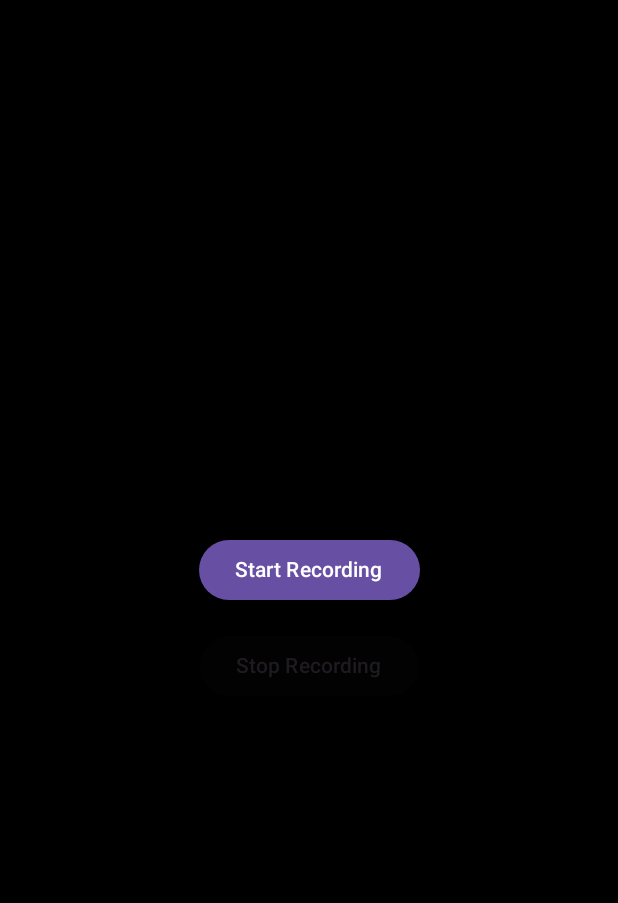
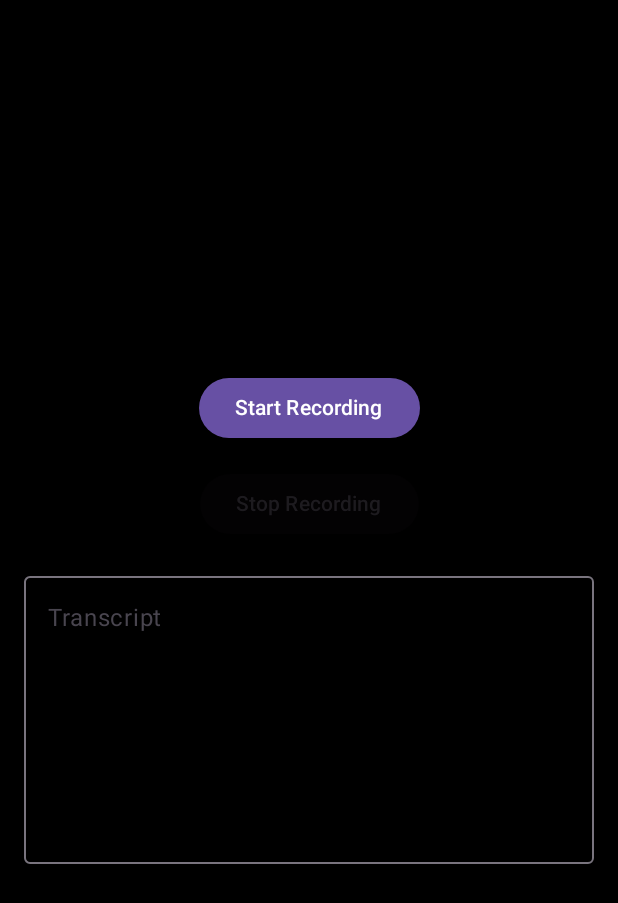
Before and after one commit to dighrasker/on-device_asr, an Android app built with Jetpack Compose: the screen it shows after launch (MainActivity), on a phone screen of 412 x 824 dp. Shown: the top 903 px of the screen. Run offline under Robolectric (Android 15) with nearby library versions, the phone set to English and light mode, and no system bars.

Commit message:
UI contains text field now

```diff
--- a/whisper.cpp_android/app/src/main/java/com/example/my_app/MainActivity.kt
+++ b/whisper.cpp_android/app/src/main/java/com/example/my_app/MainActivity.kt
@@ -1,68 +1,12 @@
 //package com.example.my_app
 //
-//import android.os.Bundle
-//import com.google.android.material.snackbar.Snackbar
-//import androidx.appcompat.app.AppCompatActivity
-//import androidx.navigation.findNavController
-//import androidx.navigation.ui.AppBarConfiguration
-//import androidx.navigation.ui.navigateUp
-//import androidx.navigation.ui.setupActionBarWithNavController
-//import android.view.Menu
-//import android.view.MenuItem
-//import com.example.my_app.databinding.ActivityMainBinding
-//
-//class MainActivity : AppCompatActivity() {
-//
-//    private lateinit var appBarConfiguration: AppBarConfiguration
-//    private lateinit var binding: ActivityMainBinding
-//
-//    override fun onCreate(savedInstanceState: Bundle?) {
-//        super.onCreate(savedInstanceState)
-//
-//        binding = ActivityMainBinding.inflate(layoutInflater)
-//        setContentView(binding.root)
-//
-//        setSupportActionBar(binding.toolbar)
-//
-//        val navController = findNavController(R.id.nav_host_fragment_content_main)
-//        appBarConfiguration = AppBarConfiguration(navController.graph)
-//        setupActionBarWithNavController(navController, appBarConfiguration)
-//
-//        binding.fab.setOnClickListener { view ->
-//            Snackbar.make(view, "Replace with your own action", Snackbar.LENGTH_LONG)
-//                .setAction("Action", null)
-//                .setAnchorView(R.id.fab).show()
-//        }
-//    }
-//
-//    override fun onCreateOptionsMenu(menu: Menu): Boolean {
-//        // Inflate the menu; this adds items to the action bar if it is present.
-//        menuInflater.inflate(R.menu.menu_main, menu)
-//        return true
-//    }
-//
-//    override fun onOptionsItemSelected(item: MenuItem): Boolean {
-//        // Handle action bar item clicks here. The action bar will
-//        // automatically handle clicks on the Home/Up button, so long
-//        // as you specify a parent activity in AndroidManifest.xml.
-//        return when (item.itemId) {
-//            R.id.action_settings -> true
-//            else -> super.onOptionsItemSelected(item)
-//        }
-//    }
-//
-//    override fun onSupportNavigateUp(): Boolean {
-//        val navController = findNavController(R.id.nav_host_fragment_content_main)
-//        return navController.navigateUp(appBarConfiguration)
-//                || super.onSupportNavigateUp()
-//    }
-//}
-
-//package com.example.my_app
-//
+//import android.Manifest
+//import android.content.pm.PackageManager
 //import android.os.Bundle
 //import androidx.activity.ComponentActivity
+//import androidx.activity.compose.rememberLauncherForActivityResult
 //import androidx.activity.compose.setContent
+//import androidx.activity.result.contract.ActivityResultContracts
 //import androidx.compose.foundation.background
 //import androidx.compose.foundation.layout.*
 //import androidx.compose.material3.Button
@@ -71,36 +15,83 @@
 //import androidx.compose.ui.Alignment
 //import androidx.compose.ui.Modifier
 //import androidx.compose.ui.graphics.Color
+//import androidx.compose.ui.platform.LocalContext
 //import androidx.compose.ui.unit.dp
+//import androidx.core.content.ContextCompat
+//import androidx.lifecycle.viewmodel.compose.viewModel
 //
 //class MainActivity : ComponentActivity() {
 //    override fun onCreate(savedInstanceState: Bundle?) {
 //        super.onCreate(savedInstanceState)
 //        setContent {
-//            RecordingAppUI()
+//            val vm: WhisperViewModel = viewModel() // ViewModel survives rotations
+//            RecordingAppUI(vm)
 //        }
 //    }
 //}
 //
 //@Composable
-//fun RecordingAppUI() {
-//    var isRecording by remember { mutableStateOf(false) }
+//fun RecordingAppUI(viewModel: WhisperViewModel) {
+//    val context = LocalContext.current
+//
+//    // ------- Observe ViewModel state -------
+//    val isRecording by viewModel.isRecording.collectAsState()
+//    val transcript   by viewModel.transcript.collectAsState()
+//    val error        by viewModel.error.collectAsState()
+//
+//    // ------- Permission launcher -------
+//    val micPermissionLauncher = rememberLauncherForActivityResult(
+//        ActivityResultContracts.RequestPermission()
+//    ) { granted ->
+//        if (granted) {
+//            viewModel.startRecording(context)
+//        } else {
+//            viewModel.setError("Microphone permission denied.")
+//        }
+//    }
+//
 //    val bg = if (isRecording) Color.LightGray else Color.Black
 //
 //    Box(
-//        Modifier
+//        modifier = Modifier
 //            .fillMaxSize()
 //            .background(bg),
 //        contentAlignment = Alignment.Center
 //    ) {
-//        Column(verticalArrangement = Arrangement.spacedBy(16.dp),
-//            horizontalAlignment = Alignment.CenterHorizontally) {
-//
-//            Button(onClick = { isRecording = true }) {
+//        Column(
+//            verticalArrangement = Arrangement.spacedBy(16.dp),
+//            horizontalAlignment = Alignment.CenterHorizontally
+//        ) {
+//            Button(
+//                onClick = {
+//                    if (ContextCompat.checkSelfPermission(
+//                            context,
+//                            Manifest.permission.RECORD_AUDIO
+//                        ) == PackageManager.PERMISSION_GRANTED
+//                    ) {
+//                        viewModel.startRecording(context)
+//                    } else {
+//                        micPermissionLauncher.launch(Manifest.permission.RECORD_AUDIO)
+//                    }
+//                },
+//                enabled = !isRecording
+//            ) {
 //                Text("Start Recording")
 //            }
-//            Button(onClick = { isRecording = false }) {
+//
+//            Button(
+//                onClick = { viewModel.stopRecording() },
+//                enabled = isRecording
+//            ) {
 //                Text("Stop Recording")
+//            }
+//
+//            if (transcript.isNotEmpty()) {
+//                Text(transcript)
+//            }
+//
+//            error?.let {
+//                Text(it, color = Color.Red)
 //            }
 //        }
 //    }
@@ -119,11 +110,13 @@ import androidx.compose.foundation.background
 import androidx.compose.foundation.layout.*
 import androidx.compose.material3.Button
 import androidx.compose.material3.Text
+import androidx.compose.material3.OutlinedTextField
 import androidx.compose.runtime.*
 import androidx.compose.ui.Alignment
 import androidx.compose.ui.Modifier
 import androidx.compose.ui.graphics.Color
 import androidx.compose.ui.platform.LocalContext
+import androidx.compose.ui.text.input.TextFieldValue
 import androidx.compose.ui.unit.dp
 import androidx.core.content.ContextCompat
 import androidx.lifecycle.viewmodel.compose.viewModel
@@ -144,8 +137,16 @@ fun RecordingAppUI(viewModel: WhisperViewModel) {
 
     // ------- Observe ViewModel state -------
     val isRecording by viewModel.isRecording.collectAsState()
-    val transcript   by viewModel.transcript.collectAsState()
-    val error        by viewModel.error.collectAsState()
+    val transcriptText by viewModel.transcript.collectAsState()
+    val errorMsg        by viewModel.error.collectAsState()
+
+    // Create a TextFieldValue for multiline support and cursor position maintenance
+    var transcript by remember { mutableStateOf(TextFieldValue(text = transcriptText)) }
+
+    // When transcriptText updates, update the TextFieldValue
+    LaunchedEffect(transcriptText) {
+        transcript = transcript.copy(text = transcriptText)
+    }
 
     // ------- Permission launcher -------
     val micPermissionLauncher = rememberLauncherForActivityResult(
@@ -168,7 +169,10 @@ fun RecordingAppUI(viewModel: WhisperViewModel) {
     ) {
         Column(
             verticalArrangement = Arrangement.spacedBy(16.dp),
-            horizontalAlignment = Alignment.CenterHorizontally
+            horizontalAlignment = Alignment.CenterHorizontally,
+            modifier = Modifier
+                .fillMaxWidth()
+                .padding(16.dp)
         ) {
             Button(
                 onClick = {
@@ -177,6 +181,7 @@ fun RecordingAppUI(viewModel: WhisperViewModel) {
                             Manifest.permission.RECORD_AUDIO
                         ) == PackageManager.PERMISSION_GRANTED
                     ) {
+                        viewModel.clearTranscript() // clear previous text
                         viewModel.startRecording(context)
                     } else {
                         micPermissionLauncher.launch(Manifest.permission.RECORD_AUDIO)
@@ -194,11 +199,21 @@ fun RecordingAppUI(viewModel: WhisperViewModel) {
                 Text("Stop Recording")
             }
 
-            if (transcript.isNotEmpty()) {
-                Text(transcript)
-            }
+            // ─── Multiline Transcript display ─────────────────
+            OutlinedTextField(
+                value = transcript,
+                onValueChange = {},
+                readOnly = true,
+                singleLine = false,
+                maxLines = Int.MAX_VALUE,
+                modifier = Modifier
+                    .fillMaxWidth()
+                    .height(200.dp),
+                label = { Text("Transcript") }
+            )
 
-            error?.let {
+            // ─── Error display ──────────────────────
+            errorMsg?.let {
                 Text(it, color = Color.Red)
             }
         }
```
